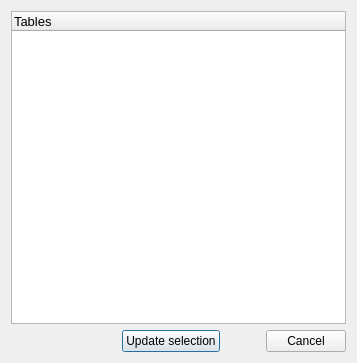
Qt form ui/ui_update_pk.ui (Artelia/Mascaret) before a commit.
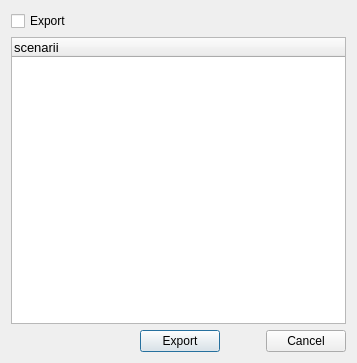
The same form after that commit.

What changed in the file:
```diff
--- a/ui/ui_update_pk.ui
+++ b/ui/ui_update_pk.ui
@@ -16,6 +16,13 @@
   <layout class="QGridLayout" name="gridLayout">
    <item row="0" column="0">
     <layout class="QVBoxLayout" name="verticalLayout">
+     <item>
+      <widget class="QCheckBox" name="checkBox">
+       <property name="text">
+        <string>Export</string>
+       </property>
+      </widget>
+     </item>
      <item>
       <widget class="QTreeWidget" name="treeWidget">
        <property name="autoFillBackground">
@@ -47,7 +54,7 @@
        </attribute>
        <column>
         <property name="text">
-         <string>Tables</string>
+         <string>scenarii</string>
         </property>
         <property name="font">
          <font>
@@ -75,7 +82,7 @@
        <item>
         <widget class="QPushButton" name="b_delete">
          <property name="text">
-          <string>Update selection</string>
+          <string>Export</string>
          </property>
         </widget>
        </item>
```
Left out of the diff: 2 changed lines with no effect on the pictures.
